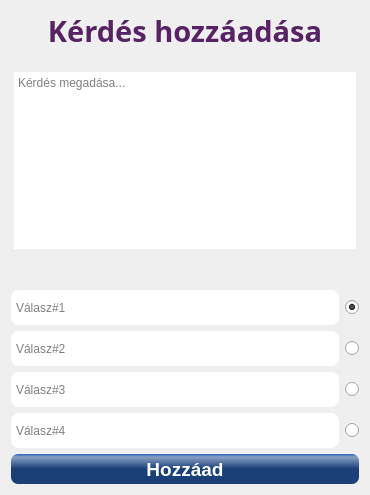
This is qtserver/kerdesHozzaadasa.ui in p-anna9603/fancy_nev as Qt 5 draws it before an edit. The edited form follows.
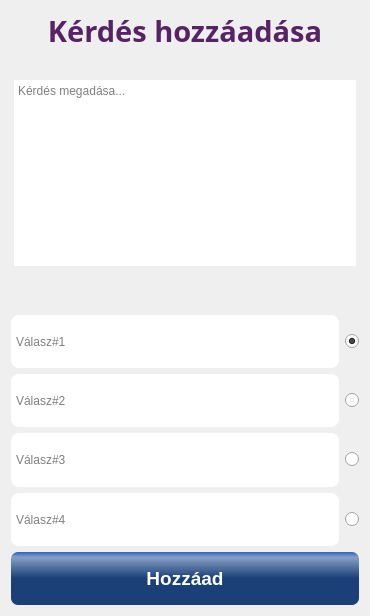
This is the edited form. Icons and pictures are not drawn.

```diff
--- a/qtserver/kerdesHozzaadasa.ui
+++ b/qtserver/kerdesHozzaadasa.ui
@@ -6,8 +6,8 @@
    <rect>
     <x>0</x>
     <y>0</y>
-    <width>366</width>
-    <height>495</height>
+    <width>369</width>
+    <height>616</height>
    </rect>
   </property>
   <property name="windowTitle">
```
Left out of the diff: 8 changed lines with no effect on the pictures.
